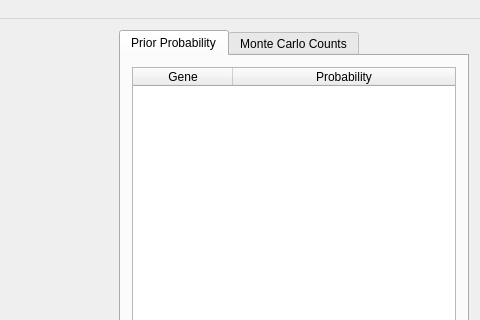
Qt form mainwindow.ui (emptyewer/MALTA) before a commit; both pictures show x 720 to 1200 and y 0 to 320 of the 1200 by 700 pixel window.
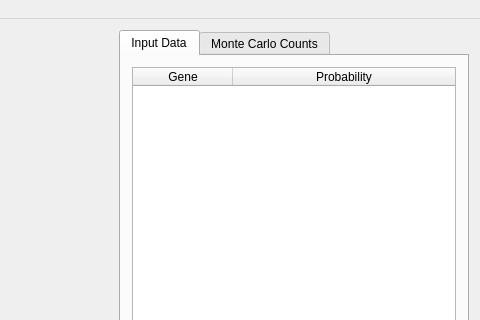
The same form after that commit. Custom widgets are drawn as their Qt base class.

Commit message: changed prior table headers

The edit to the form file:
```diff
--- a/mainwindow.ui
+++ b/mainwindow.ui
@@ -221,7 +221,7 @@
       </property>
       <widget class="QWidget" name="tab">
        <attribute name="title">
-        <string>Prior Probability</string>
+        <string>Input Data</string>
        </attribute>
        <layout class="QVBoxLayout" name="verticalLayout">
         <item>
```
The commit also changes 3 other files.
